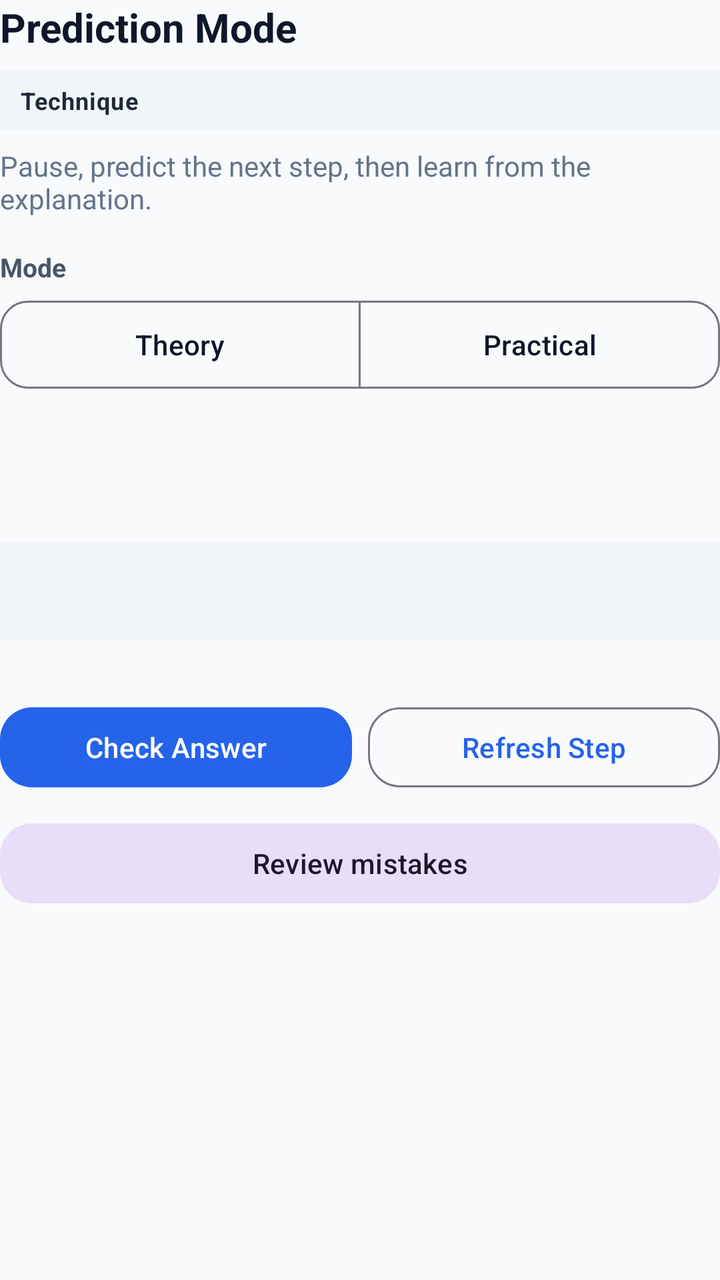
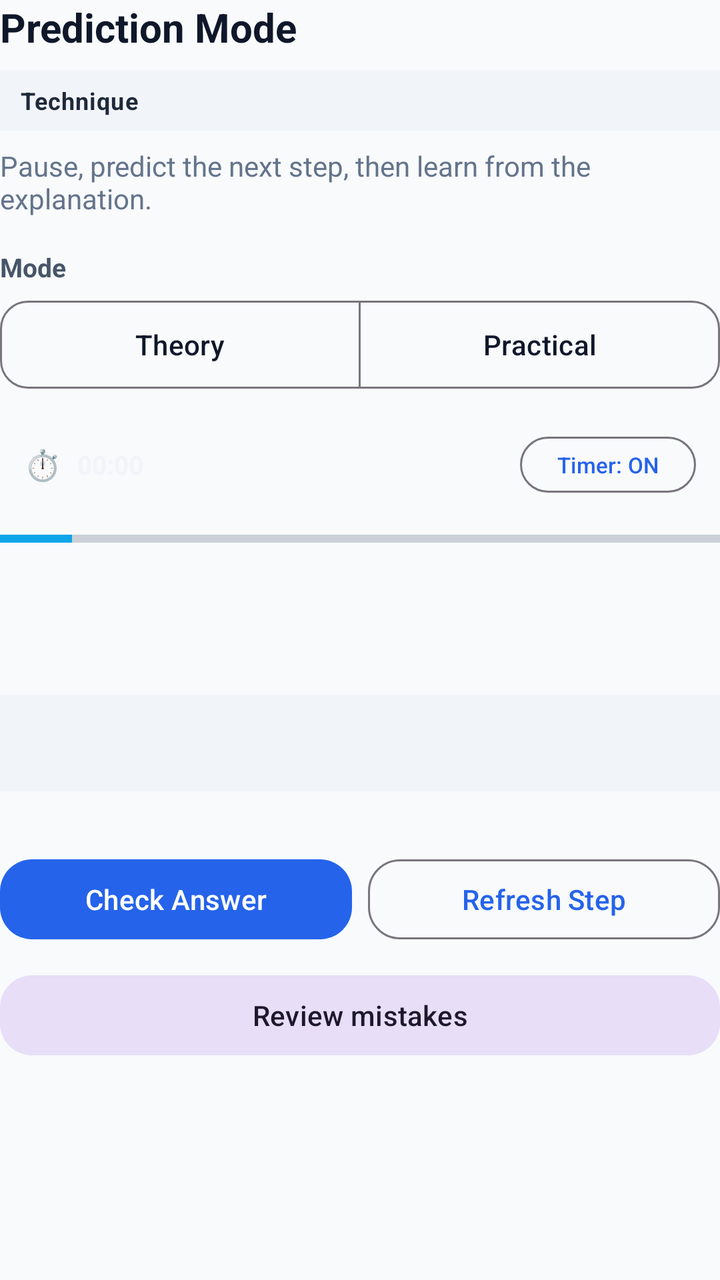

Compare the two renders of this Android layout. The source of the first and the diff that turns it into the second are given below.
<!-- AndroidManifest.xml: application theme Theme.DSA -->
<!-- res/layout/fragment_practice.xml -->
<?xml version="1.0" encoding="utf-8"?>
<ScrollView xmlns:android="http://schemas.android.com/apk/res/android"
    xmlns:app="http://schemas.android.com/apk/res-auto"
    android:layout_width="match_parent"
    android:layout_height="match_parent"
    android:fillViewport="true">

    <LinearLayout
        android:layout_width="match_parent"
        android:layout_height="wrap_content"
        android:orientation="vertical"
        android:paddingBottom="12dp">

        <TextView
            android:id="@+id/practice_title"
            android:layout_width="match_parent"
            android:layout_height="wrap_content"
            android:text="@string/prediction_mode"
            android:textColor="@color/text_primary_bright"
            android:textSize="20sp"
            android:textStyle="bold" />

        <TextView
            android:id="@+id/practice_topic_name"
            android:layout_width="match_parent"
            android:layout_height="wrap_content"
            android:layout_marginTop="8dp"
            android:background="@color/surface_panel_muted"
            android:letterSpacing="0.03"
            android:paddingStart="10dp"
            android:paddingTop="7dp"
            android:paddingEnd="10dp"
            android:paddingBottom="7dp"
            android:text="Technique"
            android:textColor="@color/text_primary_soft"
            android:textSize="12sp"
            android:textStyle="bold" />

        <TextView
            android:id="@+id/practice_subtitle"
            android:layout_width="match_parent"
            android:layout_height="wrap_content"
            android:layout_marginTop="8dp"
            android:text="@string/prediction_mode_subtitle"
            android:textColor="@color/text_support_soft"
            android:textSize="14sp" />

        <TextView
            android:layout_width="match_parent"
            android:layout_height="wrap_content"
            android:layout_marginTop="16dp"
            android:text="Mode"
            android:textColor="@color/text_secondary"
            android:textSize="13sp"
            android:textStyle="bold" />

        <com.google.android.material.button.MaterialButtonToggleGroup
            android:id="@+id/practice_mode_toggle"
            android:layout_width="match_parent"
            android:layout_height="wrap_content"
            android:layout_marginTop="8dp"
            app:selectionRequired="true"
            app:singleSelection="true">

            <com.google.android.material.button.MaterialButton
                android:id="@+id/practice_mode_theory"
                style="@style/Widget.DSA.Button.Toggle"
                android:layout_width="0dp"
                android:layout_height="wrap_content"
                android:layout_weight="1"
                android:text="Theory" />

            <com.google.android.material.button.MaterialButton
                android:id="@+id/practice_mode_practical"
                style="@style/Widget.DSA.Button.Toggle"
                android:layout_width="0dp"
                android:layout_height="wrap_content"
                android:layout_weight="1"
                android:text="Practical" />
        </com.google.android.material.button.MaterialButtonToggleGroup>

        <TextView
            android:id="@+id/practice_state_summary"
            android:layout_width="match_parent"
            android:layout_height="wrap_content"
            android:layout_marginTop="16dp"
            android:background="@color/surface_panel_alt"
            android:padding="14dp"
            android:textColor="@color/slate_100"
            android:textSize="14sp" />

        <TextView
            android:id="@+id/practice_hint"
            android:layout_width="match_parent"
            android:layout_height="wrap_content"
            android:layout_marginTop="10dp"
            android:background="@color/surface_panel_info"
            android:padding="12dp"
            android:textColor="@color/text_hint_blue"
            android:textSize="14sp"
            android:visibility="gone" />

        <TextView
            android:id="@+id/practice_question"
            android:layout_width="match_parent"
            android:layout_height="wrap_content"
            android:layout_marginTop="14dp"
            android:background="@color/surface_panel_muted"
            android:padding="14dp"
            android:textColor="@color/slate_100"
            android:textSize="15sp" />

        <RadioGroup
            android:id="@+id/practice_options_group"
            android:layout_width="match_parent"
            android:layout_height="wrap_content"
            android:layout_marginTop="14dp"
            android:orientation="vertical" />

        <LinearLayout
            android:layout_width="match_parent"
            android:layout_height="wrap_content"
            android:layout_marginTop="16dp"
            android:orientation="horizontal">

            <com.google.android.material.button.MaterialButton
                android:id="@+id/practice_check_button"
                style="@style/Widget.DSA.Button.Primary"
                android:layout_width="0dp"
                android:layout_height="wrap_content"
                android:layout_weight="1"
                android:text="@string/check_answer" />

            <com.google.android.material.button.MaterialButton
                android:id="@+id/practice_next_button"
                style="@style/Widget.DSA.Button.Outlined"
                android:layout_width="0dp"
                android:layout_height="wrap_content"
                android:layout_marginStart="8dp"
                android:layout_weight="1"
                android:text="@string/refresh_step" />
        </LinearLayout>

        <com.google.android.material.button.MaterialButton
            android:id="@+id/practice_review_button"
            style="@style/Widget.DSA.Button.Secondary"
            android:layout_width="match_parent"
            android:layout_height="wrap_content"
            android:layout_marginTop="10dp"
            android:text="@string/practice_review_mistakes" />

        <TextView
            android:id="@+id/practice_feedback"
            android:layout_width="match_parent"
            android:layout_height="wrap_content"
            android:layout_marginTop="14dp"
            android:background="@color/surface_panel_deep"
            android:padding="14dp"
            android:textColor="@color/text_secondary"
            android:textSize="14sp"
            android:visibility="gone" />
    </LinearLayout>
</ScrollView>
<!-- resources referenced by this layout -->
<resources>
  <color name="slate_100">#F1F5F9</color>
  <color name="surface_panel_alt">#F8FAFC</color>
  <color name="surface_panel_deep">#E2E8F0</color>
  <color name="surface_panel_info">#EFF6FF</color>
  <color name="surface_panel_muted">#F1F5F9</color>
  <color name="text_hint_blue">#2563EB</color>
  <color name="text_primary_bright">#0F172A</color>
  <color name="text_primary_soft">#1E293B</color>
  <color name="text_secondary">#475569</color>
  <color name="text_support_soft">#64748B</color>
  <string name="check_answer">Check Answer</string>
  <string name="practice_review_mistakes">Review mistakes</string>
  <string name="prediction_mode">Prediction Mode</string>
  <string name="prediction_mode_subtitle">Pause, predict the next step, then learn from the explanation.</string>
  <string name="refresh_step">Refresh Step</string>
  <style name="Widget.DSA.Button.Outlined" parent="Widget.Material3.Button.OutlinedButton">
          <item name="android:textAllCaps">false</item>
          <item name="android:minHeight">48dp</item>
          <item name="cornerRadius">16dp</item>
          <item name="iconPadding">10dp</item>
      </style>
  <style name="Widget.DSA.Button.Primary" parent="Widget.Material3.Button">
          <item name="android:textAllCaps">false</item>
          <item name="android:minHeight">48dp</item>
          <item name="cornerRadius">16dp</item>
          <item name="iconPadding">10dp</item>
      </style>
  <style name="Widget.DSA.Button.Secondary" parent="Widget.Material3.Button.TonalButton">
          <item name="android:textAllCaps">false</item>
          <item name="android:minHeight">48dp</item>
          <item name="cornerRadius">16dp</item>
          <item name="iconPadding">10dp</item>
      </style>
  <style name="Widget.DSA.Button.Toggle" parent="Widget.Material3.Button.OutlinedButton">
          <item name="android:textAllCaps">false</item>
          <item name="android:minHeight">44dp</item>
          <item name="cornerRadius">14dp</item>
          <item name="android:insetTop">0dp</item>
          <item name="android:insetBottom">0dp</item>
      </style>
  <style name="Theme.DSA" parent="Base.Theme.DSA" />
  <style name="Base.Theme.DSA" parent="Theme.Material3.DayNight.NoActionBar">
          
          <item name="colorPrimary">@color/brand_blue</item>
          <item name="colorSecondary">@color/amber_500</item>
          <item name="colorTertiary">@color/emerald_500</item>
  
          
          <item name="android:statusBarColor">@android:color/transparent</item>
          <item name="android:navigationBarColor">@android:color/transparent</item>
          <item name="android:windowLightStatusBar" tools:targetApi="m">true</item>
          <item name="android:windowLightNavigationBar" tools:targetApi="o_mr1">true</item>
  
          
          <item name="android:windowBackground">@color/window_background</item>
          <item name="android:colorBackground">@color/window_background</item>
          <item name="colorSurface">@color/surface_card</item>
          <item name="colorOnSurface">@color/text_primary_bright</item>
          <item name="android:textColor">@color/text_primary_bright</item>
          <item name="android:textColorPrimary">@color/text_primary_bright</item>
          <item name="android:textColorSecondary">@color/text_secondary</item>
      </style>
  <color name="brand_blue">#2563EB</color>
  <color name="amber_500">#F59E0B</color>
  <color name="emerald_500">#10B981</color>
  <color name="window_background">#F8FAFC</color>
  <color name="surface_card">#FFFFFF</color>
</resources>

<!-- the commit's change to res/layout/fragment_practice.xml (unified diff, before → after) -->
@@ -79,85 +79,237 @@
                 android:text="Practical" />
         </com.google.android.material.button.MaterialButtonToggleGroup>
 
-        <TextView
-            android:id="@+id/practice_state_summary"
-            android:layout_width="match_parent"
-            android:layout_height="wrap_content"
-            android:layout_marginTop="16dp"
+        <LinearLayout
+            android:id="@+id/practice_timer_bar"
+            android:layout_width="match_parent"
+            android:layout_height="wrap_content"
+            android:layout_marginTop="12dp"
             android:background="@color/surface_panel_alt"
-            android:padding="14dp"
-            android:textColor="@color/slate_100"
-            android:textSize="14sp" />
-
-        <TextView
-            android:id="@+id/practice_hint"
-            android:layout_width="match_parent"
-            android:layout_height="wrap_content"
-            android:layout_marginTop="10dp"
-            android:background="@color/surface_panel_info"
-            android:padding="12dp"
-            android:textColor="@color/text_hint_blue"
-            android:textSize="14sp"
-            android:visibility="gone" />
-
-        <TextView
-            android:id="@+id/practice_question"
-            android:layout_width="match_parent"
-            android:layout_height="wrap_content"
-            android:layout_marginTop="14dp"
-            android:background="@color/surface_panel_muted"
-            android:padding="14dp"
-            android:textColor="@color/slate_100"
-            android:textSize="15sp" />
-
-        <RadioGroup
-            android:id="@+id/practice_options_group"
-            android:layout_width="match_parent"
-            android:layout_height="wrap_content"
-            android:layout_marginTop="14dp"
-            android:orientation="vertical" />
-
-        <LinearLayout
-            android:layout_width="match_parent"
-            android:layout_height="wrap_content"
-            android:layout_marginTop="16dp"
-            android:orientation="horizontal">
-
-            <com.google.android.material.button.MaterialButton
-                android:id="@+id/practice_check_button"
-                style="@style/Widget.DSA.Button.Primary"
-                android:layout_width="0dp"
-                android:layout_height="wrap_content"
-                android:layout_weight="1"
-                android:text="@string/check_answer" />
-
-            <com.google.android.material.button.MaterialButton
-                android:id="@+id/practice_next_button"
-                style="@style/Widget.DSA.Button.Outlined"
+            android:gravity="center_vertical"
+            android:orientation="horizontal"
+            android:paddingStart="12dp"
+            android:paddingTop="8dp"
+            android:paddingEnd="12dp"
+            android:paddingBottom="8dp">
+
+            <TextView
+                android:id="@+id/practice_timer_icon"
+                android:layout_width="wrap_content"
+                android:layout_height="wrap_content"
+                android:text="⏱️"
+                android:textSize="15sp" />
+
+            <TextView
+                android:id="@+id/practice_timer_text"
                 android:layout_width="0dp"
                 android:layout_height="wrap_content"
                 android:layout_marginStart="8dp"
                 android:layout_weight="1"
-                android:text="@string/refresh_step" />
+                android:text="00:00"
+                android:textColor="@color/slate_100"
+                android:textSize="13sp"
+                android:textStyle="bold" />
+
+            <com.google.android.material.button.MaterialButton
+                android:id="@+id/practice_timer_toggle_button"
+                style="@style/Widget.DSA.Button.Outlined"
+                android:layout_width="wrap_content"
+                android:layout_height="36dp"
+                android:paddingStart="10dp"
+                android:paddingTop="0dp"
+                android:paddingEnd="10dp"
+                android:paddingBottom="0dp"
+                android:text="Timer: ON"
+                android:textSize="11sp" />
         </LinearLayout>
 
-        <com.google.android.material.button.MaterialButton
-            android:id="@+id/practice_review_button"
-            style="@style/Widget.DSA.Button.Secondary"
-            android:layout_width="match_parent"
-            android:layout_height="wrap_content"
-            android:layout_marginTop="10dp"
-            android:text="@string/practice_review_mistakes" />
-
-        <TextView
-            android:id="@+id/practice_feedback"
+        <ProgressBar
+            android:id="@+id/practice_progress_bar"
+            style="?android:attr/progressBarStyleHorizontal"
+            android:layout_width="match_parent"
+            android:layout_height="6dp"
+            android:layout_marginTop="8dp"
+            android:max="10"
+            android:progress="1"
+            android:progressTint="@color/sky_500" />
+
+        <LinearLayout
+            android:id="@+id/practice_active_quiz_container"
+            android:layout_width="match_parent"
+            android:layout_height="wrap_content"
+            android:orientation="vertical">
+
+            <TextView
+                android:id="@+id/practice_state_summary"
+                android:layout_width="match_parent"
+                android:layout_height="wrap_content"
+                android:layout_marginTop="14dp"
+                android:background="@color/surface_panel_alt"
+                android:padding="14dp"
+                android:textColor="@color/slate_100"
+                android:textSize="14sp" />
+
+            <TextView
+                android:id="@+id/practice_hint"
+                android:layout_width="match_parent"
+                android:layout_height="wrap_content"
+                android:layout_marginTop="10dp"
+                android:background="@color/surface_panel_info"
+                android:padding="12dp"
+                android:textColor="@color/text_hint_blue"
+                android:textSize="14sp"
+                android:visibility="gone" />
+
+            <TextView
+                android:id="@+id/practice_question"
+                android:layout_width="match_parent"
+                android:layout_height="wrap_content"
+                android:layout_marginTop="14dp"
+                android:background="@color/surface_panel_muted"
+                android:padding="14dp"
+                android:textColor="@color/slate_100"
+                android:textSize="15sp" />
+
+            <RadioGroup
+                android:id="@+id/practice_options_group"
+                android:layout_width="match_parent"
+                android:layout_height="wrap_content"
+                android:layout_marginTop="14dp"
+                android:orientation="vertical" />
+
+            <LinearLayout
+                android:layout_width="match_parent"
+                android:layout_height="wrap_content"
+                android:layout_marginTop="16dp"
+                android:orientation="horizontal">
+
+                <com.google.android.material.button.MaterialButton
+                    android:id="@+id/practice_check_button"
+                    style="@style/Widget.DSA.Button.Primary"
+                    android:layout_width="0dp"
+                    android:layout_height="wrap_content"
+                    android:layout_weight="1"
+                    android:text="@string/check_answer" />
+
+                <com.google.android.material.button.MaterialButton
+                    android:id="@+id/practice_next_button"
+                    style="@style/Widget.DSA.Button.Outlined"
+                    android:layout_width="0dp"
+                    android:layout_height="wrap_content"
+                    android:layout_marginStart="8dp"
+                    android:layout_weight="1"
+                    android:text="@string/refresh_step" />
+            </LinearLayout>
+
+            <com.google.android.material.button.MaterialButton
+                android:id="@+id/practice_review_button"
+                style="@style/Widget.DSA.Button.Secondary"
+                android:layout_width="match_parent"
+                android:layout_height="wrap_content"
+                android:layout_marginTop="10dp"
+                android:text="@string/practice_review_mistakes" />
+
+            <TextView
+                android:id="@+id/practice_feedback"
+                android:layout_width="match_parent"
+                android:layout_height="wrap_content"
+                android:layout_marginTop="14dp"
+                android:background="@color/surface_panel_deep"
+                android:padding="14dp"
+                android:textColor="@color/text_secondary"
+                android:textSize="14sp"
+                android:visibility="gone" />
+        </LinearLayout>
+
+        <LinearLayout
+            android:id="@+id/practice_results_container"
             android:layout_width="match_parent"
             android:layout_height="wrap_content"
             android:layout_marginTop="14dp"
-            android:background="@color/surface_panel_deep"
-            android:padding="14dp"
-            android:textColor="@color/text_secondary"
-            android:textSize="14sp"
-            android:visibility="gone" />
+            android:orientation="vertical"
+            android:visibility="gone">
+
+            <LinearLayout
+                android:id="@+id/practice_scorecard_card"
+                android:layout_width="match_parent"
+                android:layout_height="wrap_content"
+                android:background="@color/surface_panel_alt"
+                android:orientation="vertical"
+                android:padding="16dp">
+
+                <TextView
+                    android:id="@+id/practice_results_title"
+                    android:layout_width="match_parent"
+                    android:layout_height="wrap_content"
+                    android:text="🎉 Quiz Complete!"
+                    android:textColor="@color/text_primary_bright"
+                    android:textSize="20sp"
+                    android:textStyle="bold" />
+
+                <TextView
+                    android:id="@+id/practice_results_badge"
+                    android:layout_width="wrap_content"
+                    android:layout_height="wrap_content"
+                    android:layout_marginTop="6dp"
+                    android:background="@color/emerald_500"
+                    android:paddingStart="8dp"
+                    android:paddingTop="3dp"
+                    android:paddingEnd="8dp"
+                    android:paddingBottom="3dp"
+                    android:text="Mastery: 90%"
+                    android:textColor="@color/white"
+                    android:textSize="12sp"
+                    android:textStyle="bold" />
+
+                <TextView
+                    android:id="@+id/practice_results_stats"
+                    android:layout_width="match_parent"
+                    android:layout_height="wrap_content"
+                    android:layout_marginTop="12dp"
+                    android:lineSpacingExtra="4dp"
+                    android:textColor="@color/text_secondary"
+                    android:textSize="14sp" />
+            </LinearLayout>
+
+            <LinearLayout
+                android:layout_width="match_parent"
+                android:layout_height="wrap_content"
+                android:layout_marginTop="16dp"
+                android:orientation="horizontal">
+
+                <com.google.android.material.button.MaterialButton
+                    android:id="@+id/practice_results_replay_button"
+                    style="@style/Widget.DSA.Button.Primary"
+                    android:layout_width="0dp"
+                    android:layout_height="wrap_content"
+                    android:layout_weight="1"
+                    android:text="Play Again" />
+
+                <com.google.android.material.button.MaterialButton
+                    android:id="@+id/practice_results_review_button"
+                    style="@style/Widget.DSA.Button.Outlined"
+                    android:layout_width="0dp"
+                    android:layout_height="wrap_content"
+                    android:layout_marginStart="8dp"
+                    android:layout_weight="1"
+                    android:text="Review Mistakes" />
+            </LinearLayout>
+
+            <TextView
+                android:layout_width="match_parent"
+                android:layout_height="wrap_content"
+                android:layout_marginTop="20dp"
+                android:text="Detailed Question Breakdown"
+                android:textColor="@color/text_primary_bright"
+                android:textSize="16sp"
+                android:textStyle="bold" />
+
+            <LinearLayout
+                android:id="@+id/practice_results_breakdown_list"
+                android:layout_width="match_parent"
+                android:layout_height="wrap_content"
+                android:layout_marginTop="10dp"
+                android:orientation="vertical" />
+        </LinearLayout>
     </LinearLayout>
 </ScrollView>
<!-- resource entries referenced after the edit -->
@@ -10,6 +10,7 @@
   <color name="text_primary_soft">#1E293B</color>
   <color name="text_secondary">#475569</color>
   <color name="text_support_soft">#64748B</color>
+  <color name="white">#FFFFFFFF</color>
   <string name="check_answer">Check Answer</string>
   <string name="practice_review_mistakes">Review mistakes</string>
   <string name="prediction_mode">Prediction Mode</string>
@@ -65,6 +66,7 @@
   <color name="brand_blue">#2563EB</color>
   <color name="amber_500">#F59E0B</color>
   <color name="emerald_500">#10B981</color>
+  <color name="sky_500">#0EA5E9</color>
   <color name="window_background">#F8FAFC</color>
   <color name="surface_card">#FFFFFF</color>
 </resources>
